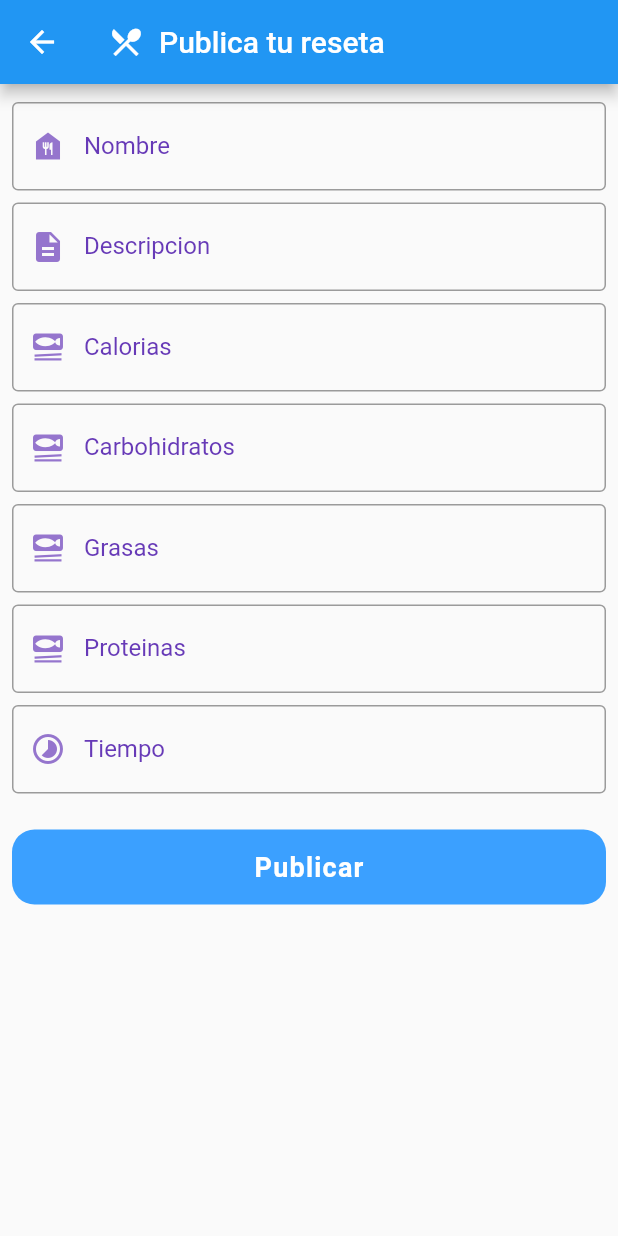
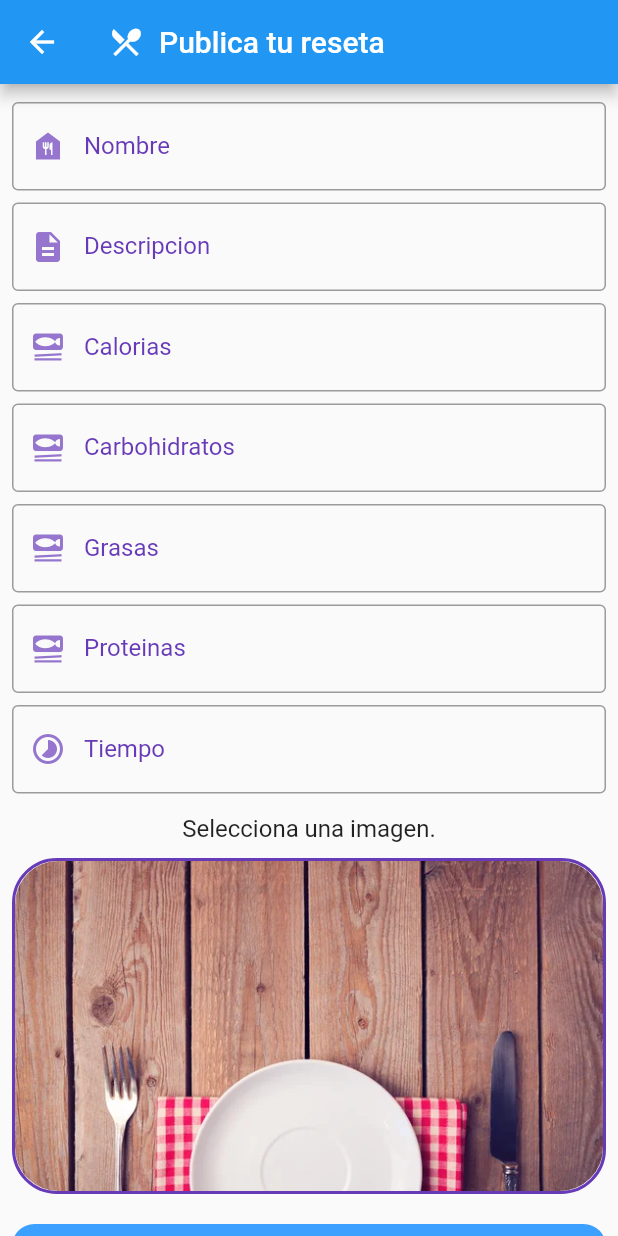
Before and after one commit to joserochajjrc/proyecto_final_pmsnb, a Flutter app: the PostScreen screen opened by its route, on a phone screen of 412 x 824 dp. Run offline on Flutter 3.47's test engine with Material 2 defaults, Android fonts, the phone set to English and light mode, and no system bars; our stand-ins replace cloud_firestore, email_validator, file_picker, firebase_auth, firebase_core, firebase_storage and 6 more; missing offline and left inert: flutter_facebook_auth; accounts and stored records are empty; network calls fail.

Commit message:
database y firebaseStorage

```diff
--- /dev/null
+++ b/proyectofinal_pmsnb/lib/models/post_model.dart
@@ -0,0 +1,36 @@
+class PostModel {
+  String? nombre;
+  String? descripcion;
+  String? caloria;
+  String? carbohidratos;
+  String? grasas;
+  String? proteina;
+  String? tiempo;
+  String? imagen;
+  String? usuario;
+
+  PostModel(
+      {this.nombre,
+      this.descripcion,
+      this.caloria,
+      this.carbohidratos,
+      this.grasas,
+      this.proteina,
+      this.tiempo,
+      this.imagen,
+      this.usuario});
+
+  factory PostModel.fromMap(Map<String, dynamic> map) {
+    return PostModel(
+      nombre: map['nombre'],
+      descripcion: map['descripcion'],
+      caloria: map['caloria'],
+      carbohidratos: map['carbohidratos'],
+      grasas: map['grasas'],
+      proteina: map['proteina'],
+      tiempo: map['tiempo'],
+      imagen: map['imagen'],
+      usuario: map['usuario'],
+    );
+  }
+}
--- a/proyectofinal_pmsnb/lib/screens/dashboard_screen.dart
+++ b/proyectofinal_pmsnb/lib/screens/dashboard_screen.dart
@@ -4,6 +4,7 @@ import 'package:proyectofinal_pmsnb/models/recipe_model.dart';
 import 'package:proyectofinal_pmsnb/network/api_spoonacular.dart';
 import 'package:proyectofinal_pmsnb/screens/details_recipe.dart';
 import 'package:proyectofinal_pmsnb/services/email_authentication.dart';
+import 'package:proyectofinal_pmsnb/screens/list_post_cloud_screen.dart';
 import 'package:proyectofinal_pmsnb/widgets/item_spoonacular.dart';
 
 import '../provider/theme_provider.dart';
@@ -163,9 +164,7 @@ class _DashboardScreenState extends State<DashboardScreen> {
             ),
 
             //ListPostCloudScreen(),
-            Center(
-              child: Text('aqui va la bd de firebase'),
-            ),
+            ListPostCloudScreen(),
           ],
         ),
         drawer: Drawer(
--- a/proyectofinal_pmsnb/lib/screens/post_screen.dart
+++ b/proyectofinal_pmsnb/lib/screens/post_screen.dart
@@ -1,4 +1,12 @@
+import 'dart:io';
+
+import 'package:file_picker/file_picker.dart';
+import 'package:firebase_storage/firebase_storage.dart';
 import 'package:flutter/material.dart';
+import 'package:proyectofinal_pmsnb/screens/login_screen.dart';
+
+import '../models/post_model.dart';
+import '../services/post_collection_fb.dart';
 
 class PostScreen extends StatefulWidget {
   const PostScreen({super.key});
@@ -8,8 +16,66 @@ class PostScreen extends StatefulWidget {
 }
 
 class _PostScreenState extends State<PostScreen> {
-  final _controller = TextEditingController();
+  final _calController = TextEditingController();
+  final _carController = TextEditingController();
+  final _descController = TextEditingController();
+  final _fatController = TextEditingController();
+  final _nameController = TextEditingController();
+  final _proController = TextEditingController();
+  final _timeController = TextEditingController();
+
   final _formKey = GlobalKey<FormState>();
+  PlatformFile? pickedFile;
+  UploadTask? uploadTask;
+  PostCollection postCollection = PostCollection();
+
+  Future uploadFirebase() async {
+    final urlDownload;
+    if (pickedFile == null) {
+      urlDownload = await FirebaseStorage.instance
+          .ref()
+          .child('files/platillo.jpg')
+          .getDownloadURL();
+    } else {
+      int cont = 0;
+      final storage = FirebaseStorage.instance;
+      final reference = storage.ref().child('files');
+      final listResult = await reference.listAll();
+      cont = listResult.items.length;
+      final path = 'files/${cont}.jpg';
+
+      final file = File(pickedFile!.path!);
+
+      final ref = FirebaseStorage.instance.ref().child(path);
+      uploadTask = ref.putFile(file);
+
+      final snapshot = await uploadTask!.whenComplete(() {});
+
+      urlDownload = await snapshot.ref.getDownloadURL();
+      print('download link: ${urlDownload}');
+    }
+    final user = await emailAuth.getUserToken();
+    postCollection.insert(
+      PostModel(
+          caloria: _calController.text,
+          carbohidratos: _carController.text,
+          descripcion: _descController.text,
+          grasas: _fatController.text,
+          imagen: urlDownload,
+          nombre: _nameController.text,
+          proteina: _proController.text,
+          tiempo: _timeController.text,
+          usuario: user),
+    );
+  }
+
+  Future selectFile() async {
+    final image = await FilePicker.platform.pickFiles();
+    if (image == null) return;
+    setState(() {
+      pickedFile = image.files.first;
+    });
+  }
 
   @override
   Widget build(BuildContext context) {
@@ -26,57 +92,98 @@ class _PostScreenState extends State<PostScreen> {
           ],
         ),
       ),
-      body: Padding(
+      body: SingleChildScrollView(
+        child: Padding(
           padding: const EdgeInsets.all(8.0),
           child: Form(
             key: _formKey,
             child: Column(
               children: [
                 MyTextField(
-                myController: _controller,
+                  myController: _nameController,
                   fieldName: "Nombre",
                   myIcon: Icons.food_bank,
                   prefixIconColor: Colors.deepPurple.shade300,
                 ),
                 MyTextField(
-                myController: _controller,
+                  myController: _descController,
                   fieldName: "Descripcion",
                   myIcon: Icons.description,
                   prefixIconColor: Colors.deepPurple.shade300,
                 ),
                 MyTextField(
-                myController: _controller,
+                  myController: _calController,
                   fieldName: "Calorias",
                   myIcon: Icons.set_meal,
                   prefixIconColor: Colors.deepPurple.shade300,
                   textInputType: TextInputType.number,
                 ),
                 MyTextField(
-                myController: _controller,
+                  myController: _carController,
                   fieldName: "Carbohidratos",
                   myIcon: Icons.set_meal,
                   prefixIconColor: Colors.deepPurple.shade300,
                   textInputType: TextInputType.number,
                 ),
                 MyTextField(
-                myController: _controller,
+                  myController: _fatController,
                   fieldName: "Grasas",
                   myIcon: Icons.set_meal,
                   prefixIconColor: Colors.deepPurple.shade300,
                   textInputType: TextInputType.number,
                 ),
                 MyTextField(
-                myController: _controller,
+                  myController: _proController,
                   fieldName: "Proteinas",
                   myIcon: Icons.set_meal,
                   prefixIconColor: Colors.deepPurple.shade300,
                   textInputType: TextInputType.number,
                 ),
                 MyTextField(
-                myController: _controller,
+                  myController: _timeController,
                   fieldName: "Tiempo",
                   myIcon: Icons.timelapse,
                   prefixIconColor: Colors.deepPurple.shade300,
+                ),
+                const SizedBox(
+                  height: 10,
+                ),
+                const Text(
+                  'Selecciona una imagen.',
+                  style: TextStyle(
+                    fontSize: 16,
+                  ),
+                ),
+                const SizedBox(
+                  height: 10,
+                ),
+                GestureDetector(
+                  onTap: selectFile,
+                  child: Container(
+                    decoration: BoxDecoration(
+                      borderRadius: BorderRadius.all(Radius.circular(30)),
+                      border: Border.all(
+                          width: 2, color: Colors.deepPurple.shade500),
+                    ),
+                    child: ClipRRect(
+                      borderRadius: BorderRadius.all(
+                        Radius.circular(29),
+                      ),
+                      child: pickedFile != null
+                          ? Image.file(
+                              File(pickedFile!.path!),
+                              width: double.infinity,
+                              height: 220,
+                              fit: BoxFit.cover,
+                            )
+                          : Image.asset(
+                              'assets/platillo.jpg',
+                              height: 220,
+                              width: double.infinity,
+                              fit: BoxFit.cover,
+                            ),
+                    ),
+                  ),
                 ),
                 const SizedBox(
                   height: 20,
@@ -84,8 +191,13 @@ class _PostScreenState extends State<PostScreen> {
                 MaterialButton(
                   onPressed: () {
                     if (_formKey.currentState!.validate()) {
+                      uploadFirebase();
+                      Navigator.pop(context);
                       ScaffoldMessenger.of(context).showSnackBar(
-                        const SnackBar(content: Text('Procesando')));
+                        const SnackBar(
+                          content: Text('Publicado'),
+                        ),
+                      );
                     }
                   },
                   elevation: 0,
@@ -97,7 +209,7 @@ class _PostScreenState extends State<PostScreen> {
                   height: 50,
                   color: const Color.fromARGB(255, 59, 160, 255),
                   textColor: Colors.black,
-                child: Row(
+                  child: const Row(
                     mainAxisAlignment: MainAxisAlignment.center,
                     children: [
                       Text(
@@ -113,6 +225,7 @@ class _PostScreenState extends State<PostScreen> {
                   ),
                 ),
               ],
+            ),
           ),
         ),
       ),
--- /dev/null
+++ b/proyectofinal_pmsnb/lib/services/post_collection_fb.dart
@@ -0,0 +1,33 @@
+import 'package:cloud_firestore/cloud_firestore.dart';
+
+import '../models/post_model.dart';
+
+class PostCollection {
+  FirebaseFirestore? _firestore;
+  CollectionReference? _postCollection;
+
+  PostCollection() {
+    _firestore = FirebaseFirestore.instance;
+    _postCollection = _firestore!.collection('recetas');
+  }
+
+  Future<void> insert(PostModel postModel) async {
+    return _postCollection!.doc().set(
+      {
+        'nombre': postModel.nombre,
+        'caloria': postModel.caloria,
+        'carbohidratos': postModel.carbohidratos,
+        'descripcion': postModel.descripcion,
+        'grasas': postModel.grasas,
+        'imagen': postModel.imagen,
+        'proteina': postModel.proteina,
+        'usuario': postModel.usuario,
+        'tiempo': postModel.tiempo
+      },
+    );
+  }
+
+  Stream<QuerySnapshot> getAllPost() {
+    return _postCollection!.snapshots();
+  }
+}
--- a/proyectofinal_pmsnb/pubspec.yaml
+++ b/proyectofinal_pmsnb/pubspec.yaml
@@ -50,6 +50,9 @@ dependencies:
   flutter_html: ^2.2.1
   shared_preferences: ^2.1.1
   meedu: ^8.0.2
+  file_picker: ^5.2.10
+  firebase_storage: ^11.2.1
+  percent_indicator: ^4.2.3
 
 dev_dependencies:
   flutter_test:
```
Also changed, not shown: proyectofinal_pmsnb/lib/screens/detail_post.dart (added, +132 -0 lines), proyectofinal_pmsnb/lib/screens/details_recipe.dart (+14 -7 lines), proyectofinal_pmsnb/lib/screens/list_post_cloud_screen.dart (added, +96 -0 lines), proyectofinal_pmsnb/lib/services/email_authentication.dart (+11 -0 lines), proyectofinal_pmsnb/lib/widgets/item_post.dart (added, +91 -0 lines), proyectofinal_pmsnb/assets/platillo.jpg (added), proyectofinal_pmsnb/pubspec.lock, 1 other file. Lines whose indentation alone changed are shown as unchanged.
